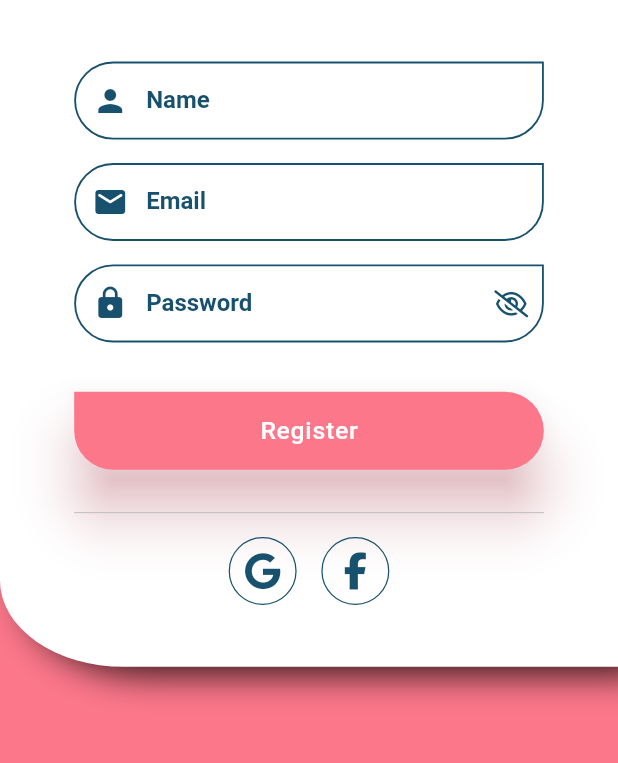
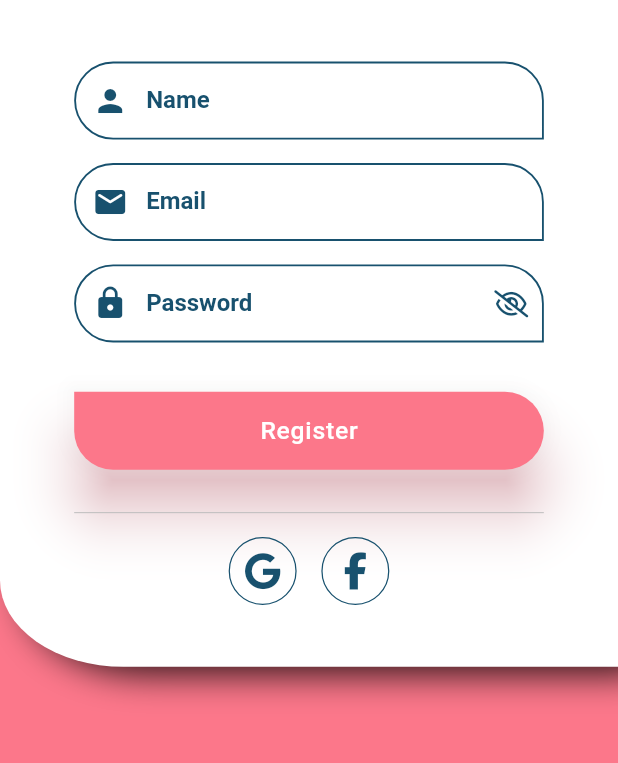
Before and after one commit to srockstech/first_chat, a Flutter app: the screen it shows after launch, after a tap on "Get Started", on a phone screen of 412 x 824 dp, the part 371-1134 px from its top. Run offline on Flutter 3.47's test engine with Material 2 defaults, Android fonts, the phone set to English and light mode, and no system bars; our stand-ins replace cloud_firestore, firebase_auth, firebase_core, font_awesome_flutter, modal_progress_hud; accounts and stored records are empty.

Commit message:
Built message text field area

```diff
--- a/lib/components/quote_bubble_text_field.dart
+++ b/lib/components/quote_bubble_text_field.dart
@@ -8,7 +8,19 @@ class QuoteBubbleTextField extends StatelessWidget {
     this.prefixIcon,
     this.suffixIcon,
     this.label,
+    this.hintText,
+    this.hintTextColor = kDarkBlue,
+    this.textColor = kDarkBlue,
+    this.enabledBorderColor = kDarkBlue,
+    this.focusedBorderColor = kDarkBlue,
+    this.cursorColor = kPink,
+    this.fillColor = Colors.white,
+    this.focusColor = Colors.white,
+    this.fontSize,
     this.obscureText = false,
+    this.haveSharpCorner = true,
+    this.maxLines = 1,
+    this.minLines,
     this.keyboardType,
   });
 
@@ -17,42 +29,71 @@ class QuoteBubbleTextField extends StatelessWidget {
   final Widget prefixIcon;
   final Widget suffixIcon;
   final String label;
+  final String hintText;
+  final Color hintTextColor;
+  final Color textColor;
+  final Color enabledBorderColor;
+  final Color focusedBorderColor;
+  final Color cursorColor;
+  final Color fillColor;
+  final Color focusColor;
+  final double fontSize;
   final bool obscureText;
+  final bool haveSharpCorner;
+  final int maxLines;
+  final int minLines;
   final TextInputType keyboardType;
 
   @override
   Widget build(BuildContext context) {
-    return TextField(
-      obscureText: obscureText,
-      keyboardType: keyboardType,
-      onChanged: onChanged,
-      decoration: InputDecoration(
+    return Theme(
+      data: Theme.of(context).copyWith(splashColor: Colors.transparent),
+      child: TextField(
+        obscureText: obscureText,
+        keyboardType: keyboardType,
+        maxLines: maxLines,
+        minLines: minLines,
+        onChanged: onChanged,
+        cursorColor: cursorColor,
+        decoration: InputDecoration(
           prefixIcon: prefixIcon,
           suffixIcon: suffixIcon,
           labelText: label,
           labelStyle: TextStyle(color: kDarkBlue, fontWeight: FontWeight.bold),
-          focusColor: Colors.grey,
           contentPadding: EdgeInsets.all(screenHeight * 0.02),
+          filled: true,
+          fillColor: fillColor,
+          focusColor: focusColor,
           enabledBorder: OutlineInputBorder(
-            borderSide:
-                BorderSide(color: kDarkBlue, width: screenHeight * 0.0015),
+            borderSide: BorderSide(
+                color: enabledBorderColor, width: screenHeight * 0.0015),
             borderRadius: BorderRadius.only(
               topLeft: Radius.circular(screenHeight * 0.04),
               bottomLeft: Radius.circular(screenHeight * 0.04),
-              bottomRight: Radius.circular(screenHeight * 0.04),
+              topRight: Radius.circular(screenHeight * 0.04),
+              bottomRight: (haveSharpCorner == false)
+                  ? Radius.circular(screenHeight * 0.04)
+                  : Radius.circular(0),
             ),
           ),
           focusedBorder: OutlineInputBorder(
-            borderSide:
-                BorderSide(color: kDarkBlue, width: screenHeight * 0.002),
+            borderSide: BorderSide(
+                color: focusedBorderColor, width: screenHeight * 0.002),
             borderRadius: BorderRadius.only(
               topLeft: Radius.circular(screenHeight * 0.04),
               bottomLeft: Radius.circular(screenHeight * 0.04),
-              bottomRight: Radius.circular(screenHeight * 0.04),
+              topRight: Radius.circular(screenHeight * 0.04),
+              bottomRight: (haveSharpCorner == false)
+                  ? Radius.circular(screenHeight * 0.04)
+                  : Radius.circular(0),
             ),
           ),
-          hintStyle: TextStyle(color: Colors.grey[600])),
-      style: TextStyle(color: kDarkBlue, fontWeight: FontWeight.bold),
+          hintText: hintText,
+          hintStyle: TextStyle(color: hintTextColor),
+        ),
+        style: TextStyle(
+            color: textColor, fontWeight: FontWeight.bold, fontSize: fontSize),
+      ),
     );
   }
 }
--- a/lib/constants.dart
+++ b/lib/constants.dart
@@ -13,15 +13,13 @@ const kMessageTextFieldDecoration = InputDecoration(
 );
 
 const kMessageContainerDecoration = BoxDecoration(
-  border: Border(
-    top: BorderSide(color: Colors.lightBlueAccent, width: 2.0),
-  ),
+  color: Colors.white,
 );
 
-const Color kPink = Color(0xFFFE69B4);
-const Color kPinkShadow = Color(0xBBFE69B4);
 const Color kDarkBlue = Color(0xFF18516E);
-const Color kOrange = Color(0xFFFC778A);
-const Color kOrangeShadow = Color(0xBBFC778A);
+const Color kPink = Color(0xFFFC778A);
+const Color kCream = Color(0x88FDE7E5);
+const Color kPinkShadow = Color(0xBBFC778A);
+const Color kLightPink = Color(0xFFFCB4BD);
 const Color kBlue = Color(0xFF1BB2BC);
 const Color kLightBlue = Color(0xFF64D1D2);
--- a/lib/main.dart
+++ b/lib/main.dart
@@ -20,7 +20,7 @@ class FlashChat extends StatelessWidget {
     return MaterialApp(
       debugShowCheckedModeBanner: false,
       theme: ThemeData.light().copyWith(
-        primaryColor: kOrange,
+        primaryColor: kPink,
         textButtonTheme: TextButtonThemeData(
           style: TextButton.styleFrom(
             splashFactory: InkRipple.splashFactory,
--- a/lib/screens/registration_screen.dart
+++ b/lib/screens/registration_screen.dart
@@ -32,14 +32,14 @@ class _RegistrationScreenState extends State<RegistrationScreen> {
   Widget build(BuildContext context) {
     final screenHeight = MediaQuery.of(context).size.height;
     return Scaffold(
-      backgroundColor: kOrange,
+      backgroundColor: kPink,
       body: SafeArea(
         child: ModalProgressHUD(
           opacity: 0.4,
           progressIndicator: RefreshProgressIndicator(
             color: kDarkBlue,
             strokeWidth: 3,
-            backgroundColor: kOrangeShadow,
+            backgroundColor: kPinkShadow,
           ),
           color: Colors.black,
           inAsyncCall: showSpinner,
@@ -136,8 +136,8 @@ class _RegistrationScreenState extends State<RegistrationScreen> {
                     height: screenHeight * 0.04,
                   ),
                   RoundedButton(
-                    color: kOrange,
-                    shadowColor: kOrangeShadow,
+                    color: kPink,
+                    shadowColor: kPinkShadow,
                     text: 'Register',
                     textColor: Colors.white,
                     onPressed: () async {
@@ -147,7 +147,9 @@ class _RegistrationScreenState extends State<RegistrationScreen> {
                       try {
                         final newUser =
                             await _auth.createUserWithEmailAndPassword(
-                                email: email, password: password);
+                          email: email,
+                          password: password,
+                        );
                         if (newUser != null) {
                           Navigator.pushNamed(context, ChatScreen.id);
                         }
--- a/lib/screens/welcome_screen.dart
+++ b/lib/screens/welcome_screen.dart
@@ -46,7 +46,7 @@ class _WelcomeScreenState extends State<WelcomeScreen>
   Widget build(BuildContext context) {
     final screenHeight = MediaQuery.of(context).size.height;
     return Scaffold(
-      backgroundColor: kOrange, //animation.value
+      backgroundColor: kPink, //animation.value
       body: Column(
         mainAxisAlignment: MainAxisAlignment.center,
         crossAxisAlignment: CrossAxisAlignment.stretch,
@@ -54,7 +54,7 @@ class _WelcomeScreenState extends State<WelcomeScreen>
           Expanded(
             flex: 8,
             child: Container(
-              color: kOrange, //animation.value
+              color: kPink, //animation.value
               child: Column(
                 mainAxisAlignment: MainAxisAlignment.center,
                 children: [
@@ -118,9 +118,9 @@ class _WelcomeScreenState extends State<WelcomeScreen>
                     height: screenHeight * 0.04,
                   ),
                   RoundedButton(
-                      color: kOrange,
+                      color: kPink,
                       text: 'Get Started',
-                      shadowColor: kOrangeShadow,
+                      shadowColor: kPinkShadow,
                       textColor: Colors.white,
                       onPressed: () {
                         Navigator.pushNamed(context, RegistrationScreen.id);
```
Also changed, not shown: lib/screens/chat_screen.dart (+62 -13 lines), lib/screens/login_screen.dart (+4 -4 lines), 1 other file.
